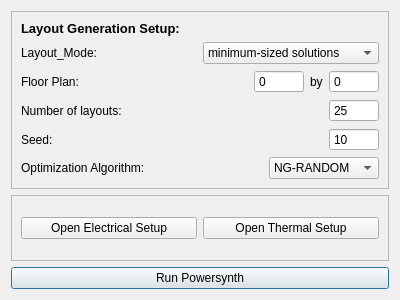
Before: the Qt Designer form NEW_UI/ui/optimizationSetup.ui in e3da/PowerSynth2-core, drawn with Qt 5.
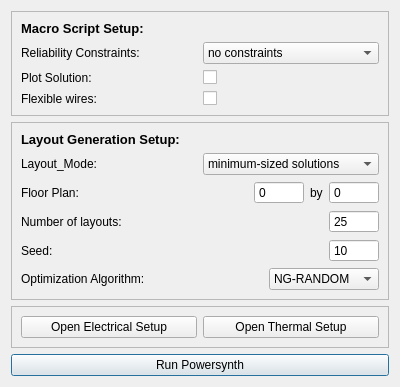
After: the same form once the commit is applied.

Commit message: Improved Optimization Setup

Patch:
```diff
--- a/NEW_UI/ui/optimizationSetup.ui
+++ b/NEW_UI/ui/optimizationSetup.ui
@@ -7,13 +7,104 @@
     <x>0</x>
     <y>0</y>
     <width>400</width>
-    <height>300</height>
+    <height>380</height>
    </rect>
   </property>
+  <property name="sizePolicy">
+   <sizepolicy hsizetype="Fixed" vsizetype="Fixed">
+    <horstretch>0</horstretch>
+    <verstretch>0</verstretch>
+   </sizepolicy>
+  </property>
   <property name="windowTitle">
    <string>Dialog</string>
   </property>
   <layout class="QVBoxLayout" name="verticalLayout">
+   <item>
+    <widget class="QFrame" name="layout_generation_setup_frame_2">
+     <property name="frameShape">
+      <enum>QFrame::StyledPanel</enum>
+     </property>
+     <property name="frameShadow">
+      <enum>QFrame::Raised</enum>
+     </property>
+     <layout class="QVBoxLayout" name="verticalLayout_3">
+      <item>
+       <widget class="QLabel" name="label_17">
+        <property name="text">
+         <string>&lt;html&gt;&lt;head/&gt;&lt;body&gt;&lt;p&gt;&lt;span style=&quot; font-size:10pt; font-weight:600;&quot;&gt;Macro Script Setup:&lt;/span&gt;&lt;/p&gt;&lt;/body&gt;&lt;/html&gt;</string>
+        </property>
+       </widget>
+      </item>
+      <item>
+       <layout class="QHBoxLayout" name="horizontalLayout_12">
+        <item>
+         <widget class="QLabel" name="label_18">
+          <property name="text">
+           <string>Reliability Constraints:</string>
+          </property>
+         </widget>
+        </item>
+        <item>
+         <widget class="QComboBox" name="comboBox_5">
+          <item>
+           <property name="text">
+            <string>no constraints</string>
+           </property>
+          </item>
+          <item>
+           <property name="text">
+            <string>worst case consideration</string>
+           </property>
+          </item>
+          <item>
+           <property name="text">
+            <string>average case</string>
+           </property>
+          </item>
+         </widget>
+        </item>
+       </layout>
+      </item>
+      <item>
+       <layout class="QHBoxLayout" name="horizontalLayout_17">
+        <item>
+         <widget class="QLabel" name="label_24">
+          <property name="text">
+           <string>Plot Solution:</string>
+          </property>
+         </widget>
+        </item>
+        <item>
+         <widget class="QCheckBox" name="checkBox">
+          <property name="text">
+           <string/>
+          </property>
+         </widget>
+        </item>
+       </layout>
+      </item>
+      <item>
+       <layout class="QHBoxLayout" name="horizontalLayout_18">
+        <item>
+         <widget class="QLabel" name="label_25">
+          <property name="text">
+           <string>Flexible wires:</string>
+          </property>
+         </widget>
+        </item>
+        <item>
+         <widget class="QCheckBox" name="checkBox_2">
+          <property name="text">
+           <string/>
+          </property>
+         </widget>
+        </item>
+       </layout>
+      </item>
+     </layout>
+    </widget>
+   </item>
    <item>
     <widget class="QFrame" name="layout_generation_setup_frame">
      <property name="frameShape">
```
Left out of the diff: 2 changed lines with no effect on the pictures. The commit also changes 4 other files.
